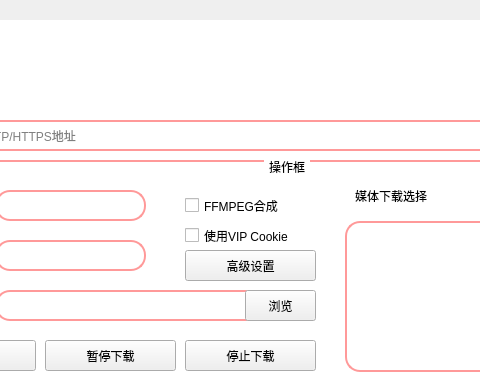
ABUQWQ/biliDownloader_GUI, file UI/biliDownloader.ui: the form before one commit; both pictures show x 175 to 655 and y 0 to 380 of the 924 by 676 pixel window.
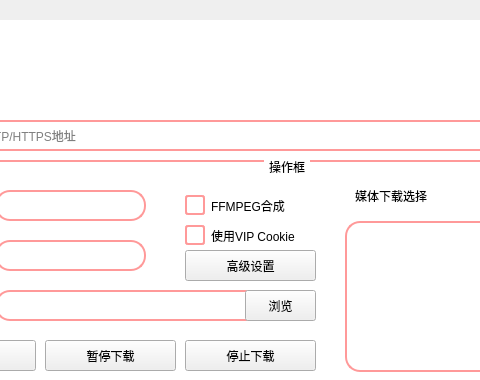
The form after the commit. Icons and pictures are not drawn.

What changed in the file:
```diff
--- a/UI/biliDownloader.ui
+++ b/UI/biliDownloader.ui
@@ -207,6 +207,76 @@
 	color: rgb(0, 0, 0);
 	background-color: rgb(255, 204, 153);
 }
+/* 暗色系统下锁死原生控件为浅色 */
+QHeaderView::section{
+	color: rgb(0, 0, 0);
+	background-color: rgb(255, 255, 255);
+	border: 1px solid rgb(255, 153, 153);
+	padding: 4px;
+}
+QSpinBox{
+	color: rgb(0, 0, 0);
+	background-color: rgb(255, 255, 255);
+	border-radius: 8px;
+	border: 2px solid rgb(255, 153, 153);
+	padding-left: 5px;
+	padding-right: 5px;
+}
+QSpinBox:hover{
+	color: rgb(0, 0, 0);
+	background-color: rgb(255, 238, 238);
+}
+QSpinBox::up-button, QSpinBox::down-button{
+	background-color: rgb(255, 255, 255);
+	border: none;
+	width: 16px;
+}
+QCheckBox::indicator{
+	width: 16px;
+	height: 16px;
+	border: 2px solid rgb(255, 153, 153);
+	border-radius: 3px;
+	background-color: rgb(255, 255, 255);
+}
+QCheckBox::indicator:checked{
+	background-color: rgb(255, 153, 153);
+}
+QScrollBar:vertical{
+	background: rgb(255, 255, 255);
+	width: 12px;
+	margin: 0px;
+	border-radius: 6px;
+}
+QScrollBar::handle:vertical{
+	background: rgb(255, 204, 153);
+	min-height: 20px;
+	border-radius: 6px;
+}
+QScrollBar:horizontal{
+	background: rgb(255, 255, 255);
+	height: 12px;
+	margin: 0px;
+	border-radius: 6px;
+}
+QScrollBar::handle:horizontal{
+	background: rgb(255, 204, 153);
+	min-width: 20px;
+	border-radius: 6px;
+}
+QScrollBar::add-line, QScrollBar::sub-line{
+	width: 0px;
+	height: 0px;
+}
+QMessageBox, QMessageBox QLabel, QMessageBox QPushButton{
+	color: rgb(0, 0, 0);
+	background-color: rgb(255, 255, 255);
+}
+QMessageBox QPushButton{
+	background-color: rgb(255, 153, 153);
+	color: rgb(255, 255, 255);
+	border-radius: 8px;
+	padding: 4px 12px;
+}
 </string>
   </property>
   <widget class="QWidget" name="centralwidget">
```
